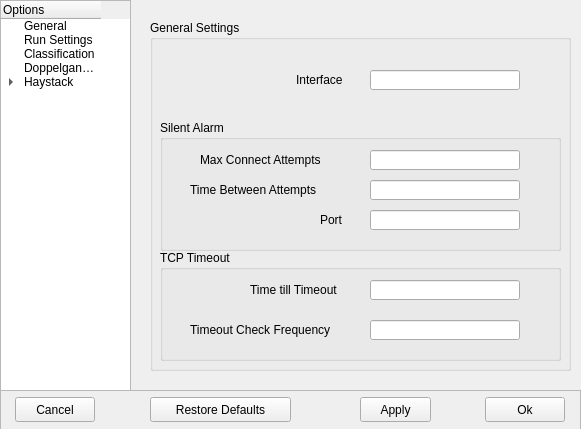
altf4/Nova, file NovaGUI/UI/novaconfig.ui: the form before one commit.
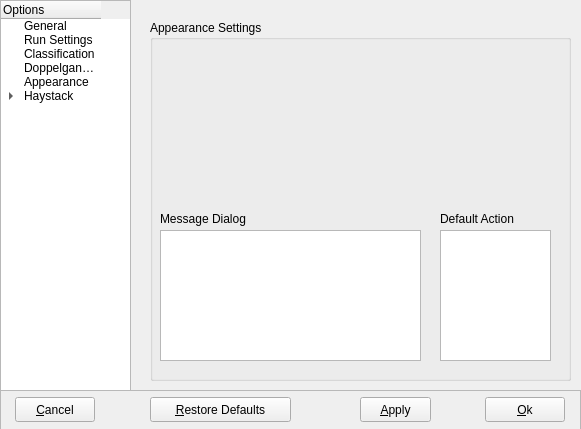
The form after the commit. The open tabs and pages were chosen to show the change.

Diff of the .ui file:
```diff
--- a/NovaGUI/UI/novaconfig.ui
+++ b/NovaGUI/UI/novaconfig.ui
@@ -72,6 +72,11 @@
       <string>Doppelganger</string>
      </property>
     </item>
+    <item>
+     <property name="text">
+      <string>Appearance</string>
+     </property>
+    </item>
     <item>
      <property name="text">
       <string>Haystack</string>
@@ -1033,6 +1038,67 @@
       </widget>
      </widget>
     </widget>
+    <widget class="QWidget" name="page">
+     <widget class="QGroupBox" name="apSettingsGroupBox">
+      <property name="geometry">
+       <rect>
+        <x>0</x>
+        <y>40</y>
+        <width>421</width>
+        <height>361</height>
+       </rect>
+      </property>
+      <property name="title">
+       <string>Appearance Settings</string>
+      </property>
+      <widget class="QListWidget" name="msgTypeListWidget">
+       <property name="geometry">
+        <rect>
+         <x>10</x>
+         <y>210</y>
+         <width>261</width>
+         <height>131</height>
+        </rect>
+       </property>
+      </widget>
+      <widget class="QListWidget" name="defaultActionListWidget">
+       <property name="geometry">
+        <rect>
+         <x>290</x>
+         <y>210</y>
+         <width>111</width>
+         <height>131</height>
+        </rect>
+       </property>
+      </widget>
+      <widget class="QLabel" name="label">
+       <property name="geometry">
+        <rect>
+         <x>10</x>
+         <y>190</y>
+         <width>111</width>
+         <height>17</height>
+        </rect>
+       </property>
+       <property name="text">
+        <string>Message Dialog</string>
+       </property>
+      </widget>
+      <widget class="QLabel" name="label_2">
+       <property name="geometry">
+        <rect>
+         <x>290</x>
+         <y>190</y>
+         <width>101</width>
+         <height>17</height>
+        </rect>
+       </property>
+       <property name="text">
+        <string>Default Action</string>
+       </property>
+      </widget>
+     </widget>
+    </widget>
     <widget class="QWidget" name="haystackPage">
      <widget class="QGroupBox" name="hsSettingsGroupBox">
       <property name="geometry">
@@ -1706,7 +1772,7 @@
       </rect>
      </property>
      <property name="text">
-      <string>Cancel</string>
+      <string>&amp;Cancel</string>
      </property>
     </widget>
     <widget class="QPushButton" name="okButton">
@@ -1719,7 +1785,7 @@
       </rect>
      </property>
      <property name="text">
-      <string>Ok</string>
+      <string>&amp;Ok</string>
      </property>
     </widget>
     <widget class="QPushButton" name="defaultsButton">
@@ -1732,7 +1798,7 @@
       </rect>
      </property>
      <property name="text">
-      <string>Restore Defaults</string>
+      <string>&amp;Restore Defaults</string>
      </property>
     </widget>
     <widget class="QPushButton" name="applyButton">
@@ -1745,7 +1811,7 @@
       </rect>
      </property>
      <property name="text">
-      <string>Apply</string>
+      <string>&amp;Apply</string>
      </property>
     </widget>
    </widget>
```
Left out of the diff: 5 changed lines with no effect on the pictures.
